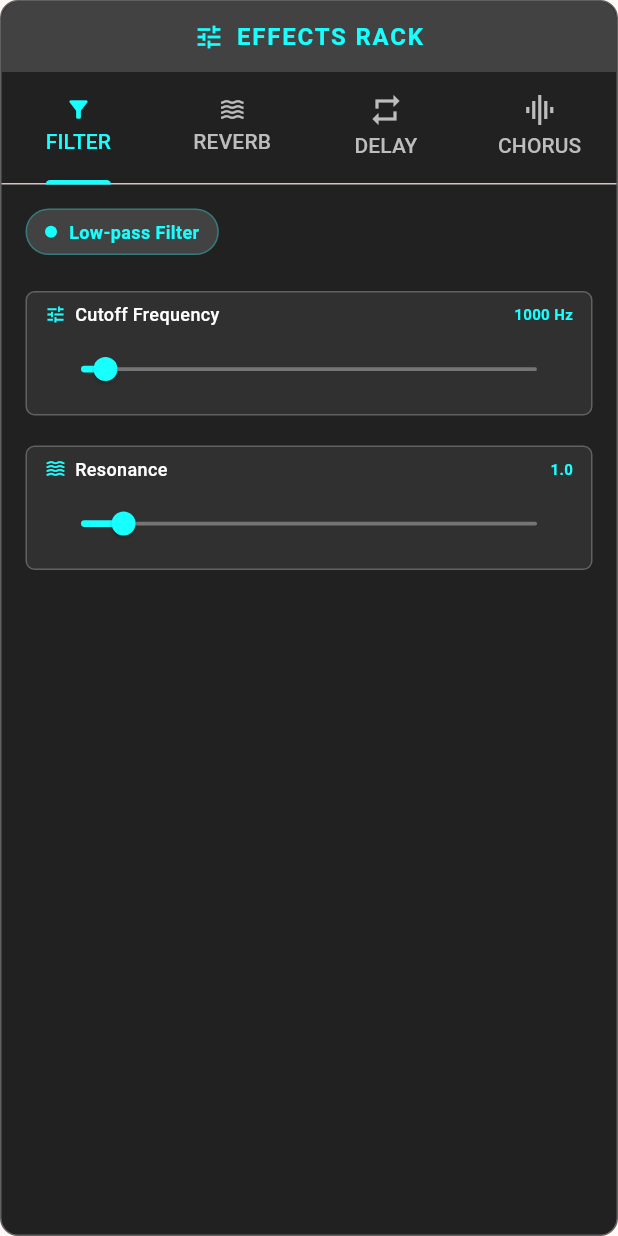
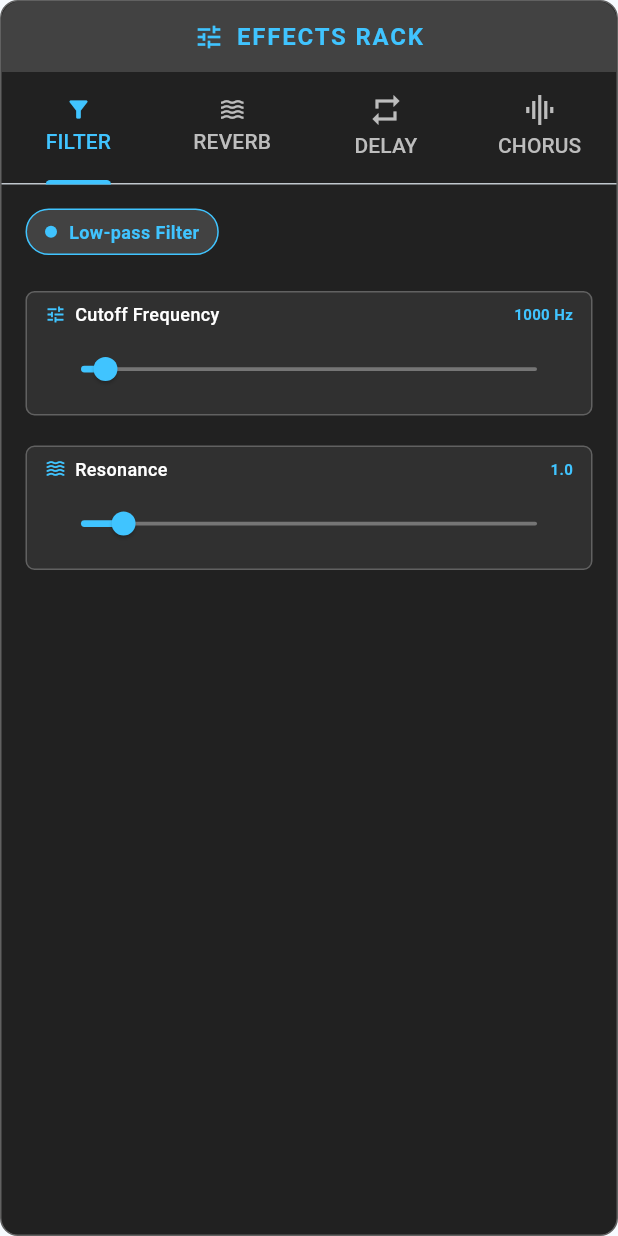
Before and after one commit to CTRoss-sco/softsynth, a Flutter app: the EffectsControls widget shown alone on an empty page, opened directly, on a phone screen of 412 x 824 dp. Run offline on Flutter 3.47's test engine with Material 3 defaults, Android fonts, the light colour scheme and no system bars; our stand-ins replace cloud_firestore, firebase_auth, firebase_core, flutter_dotenv; missing offline and left inert: dart:ffi; accounts and stored records are empty.

Commit message:
Adjusted colour ui values to match general theme of app

```diff
--- a/flutter_ui/lib/effects_controls.dart
+++ b/flutter_ui/lib/effects_controls.dart
@@ -76,12 +76,12 @@ class _EffectsControlsState extends State<EffectsControls>
             child: Row(
               mainAxisAlignment: MainAxisAlignment.center,
               children: [
-                Icon(Icons.tune, color: Colors.cyanAccent, size: 20),
+                Icon(Icons.tune, color: Colors.lightBlueAccent, size: 20),
                 const SizedBox(width: 8),
                 Text(
                   'EFFECTS RACK',
                   style: TextStyle(
-                    color: Colors.cyanAccent,
+                    color: Colors.lightBlueAccent,
                     fontSize: 16,
                     fontWeight: FontWeight.bold,
                     letterSpacing: 1.2,
@@ -106,9 +106,9 @@ class _EffectsControlsState extends State<EffectsControls>
               Tab(icon: Icon(Icons.repeat), text: 'DELAY'),
               Tab(icon: Icon(Icons.graphic_eq), text: 'CHORUS'),
             ],
-            labelColor: Colors.cyanAccent,
+            labelColor: Colors.lightBlueAccent,
             unselectedLabelColor: Colors.grey[400],
-            indicatorColor: Colors.cyanAccent,
+            indicatorColor: Colors.lightBlueAccent,
             indicatorWeight: 3,
           ),
 
@@ -141,7 +141,7 @@ class _EffectsControlsState extends State<EffectsControls>
             decoration: BoxDecoration(
               color: Colors.grey[800],
               borderRadius: BorderRadius.circular(20),
-              border: Border.all(color: Colors.cyanAccent.withOpacity(0.3)),
+              border: Border.all(color: Colors.lightBlueAccent),
             ),
             child: Row(
               mainAxisSize: MainAxisSize.min,
@@ -150,7 +150,7 @@ class _EffectsControlsState extends State<EffectsControls>
                   width: 8,
                   height: 8,
                   decoration: BoxDecoration(
-                    color: Colors.cyanAccent,
+                    color: Colors.lightBlueAccent,
                     shape: BoxShape.circle,
                   ),
                 ),
@@ -158,7 +158,7 @@ class _EffectsControlsState extends State<EffectsControls>
                 Text(
                   'Low-pass Filter',
                   style: TextStyle(
-                    color: Colors.cyanAccent,
+                    color: Colors.lightBlueAccent,
                     fontSize: 12,
                     fontWeight: FontWeight.w600,
                   ),
@@ -226,7 +226,7 @@ class _EffectsControlsState extends State<EffectsControls>
               ),
               child: Row(
                 children: [
-                  Icon(Icons.power_settings_new, color: Colors.cyanAccent, size: 16),
+                  Icon(Icons.power_settings_new, color: Colors.lightBlueAccent, size: 16),
                   const SizedBox(width: 8),
                   Text('Enable Reverb', style: TextStyle(
                     color: Colors.white,
@@ -241,10 +241,10 @@ class _EffectsControlsState extends State<EffectsControls>
                         _reverbEnabled = value;
                       });
                       SynthEngine.enableReverb(value);
-                      print('🌊 Reverb ${value ? "ENABLED" : "DISABLED"}');
+                      print('Reverb ${value ? "ENABLED" : "DISABLED"}');
                     },
-                    activeColor: Colors.cyanAccent,
-                    activeTrackColor: Colors.cyanAccent.withOpacity(0.3),
+                    activeColor: Colors.lightBlueAccent,
+                    activeTrackColor: Colors.blue,
                     inactiveThumbColor: Colors.grey[400],
                     inactiveTrackColor: Colors.grey[600],
                   ),
@@ -386,7 +386,7 @@ class _EffectsControlsState extends State<EffectsControls>
             ),
             child: Row(
               children: [
-                Icon(Icons.power_settings_new, color: Colors.cyanAccent, size: 16),
+                Icon(Icons.power_settings_new, color: Colors.lightBlueAccent, size: 16),
                 const SizedBox(width: 8),
                 Text('Enable Delay', style: TextStyle(
                   color: Colors.white,
@@ -401,10 +401,10 @@ class _EffectsControlsState extends State<EffectsControls>
                       _delayEnabled = value;
                     });
                     SynthEngine.enableDelay(value);
-                    print('🚀 Delay ${value ? "ENABLED" : "DISABLED"}');
+                    print('Delay ${value ? "ENABLED" : "DISABLED"}');
                   },
-                  activeColor: Colors.cyanAccent,
-                  activeTrackColor: Colors.cyanAccent.withOpacity(0.3),
+                  activeColor: Colors.lightBlueAccent,
+                  activeTrackColor: Colors.blue,
                   inactiveThumbColor: Colors.grey[400],
                   inactiveTrackColor: Colors.grey[600],
                 ),
@@ -546,7 +546,7 @@ Widget _buildChorusTab() {
             ),
             child: Row(
               children: [
-                Icon(Icons.power_settings_new, color: Colors.cyanAccent, size: 16),
+                Icon(Icons.power_settings_new, color: Colors.lightBlueAccent, size: 16),
                 const SizedBox(width: 8),
                 Text('Enable Chorus', style: TextStyle(
                   color: Colors.white,
@@ -561,10 +561,10 @@ Widget _buildChorusTab() {
                       _chorusEnabled = value;
                     });
                     SynthEngine.enableChorus(value);
-                    print('🌊 Chorus ${value ? "ENABLED" : "DISABLED"}');
+                    print('Chorus ${value ? "ENABLED" : "DISABLED"}');
                   },
-                  activeColor: Colors.cyanAccent,
-                  activeTrackColor: Colors.cyanAccent.withOpacity(0.3),
+                  activeColor: Colors.lightBlueAccent,
+                  activeTrackColor: Colors.blue,
                   inactiveThumbColor: Colors.grey[400],
                   inactiveTrackColor: Colors.grey[600],
                 ),
@@ -756,7 +756,7 @@ Widget _buildChorusTab() {
         children: [
           Row(
             children: [
-              Icon(icon, color: Colors.cyanAccent, size: 14),
+              Icon(icon, color: Colors.lightBlueAccent, size: 14),
               const SizedBox(width: 6),
               Expanded(
                 child: Text(
@@ -771,7 +771,7 @@ Widget _buildChorusTab() {
               Text(
                 valueDisplay,
                 style: TextStyle(
-                  color: Colors.cyanAccent,
+                  color: Colors.lightBlueAccent,
                   fontSize: 10,
                   fontWeight: FontWeight.bold,
                 ),
@@ -783,11 +783,11 @@ Widget _buildChorusTab() {
 
           SliderTheme(
             data: SliderTheme.of(context).copyWith(
-              activeTrackColor: Colors.cyanAccent,
+              activeTrackColor: Colors.lightBlueAccent,
               inactiveTrackColor: Colors.grey[600],
-              thumbColor: Colors.cyanAccent,
-              overlayColor: Colors.cyanAccent.withOpacity(0.1),
-              trackHeight: 2.5, // ✅ Thinner track
+              thumbColor: Colors.lightBlueAccent,
+              overlayColor: Colors.lightBlueAccent,
+              trackHeight: 2.5,
               thumbShape: RoundSliderThumbShape(enabledThumbRadius: 8),
             ),
             child: Slider(
```
Also changed, not shown: flutter_ui/lib/consent_screen.dart (+16 -16 lines), flutter_ui/lib/login_screen.dart (+19 -20 lines), flutter_ui/lib/main.dart (+9 -9 lines), flutter_ui/lib/oscillator_controls.dart (+4 -4 lines).
